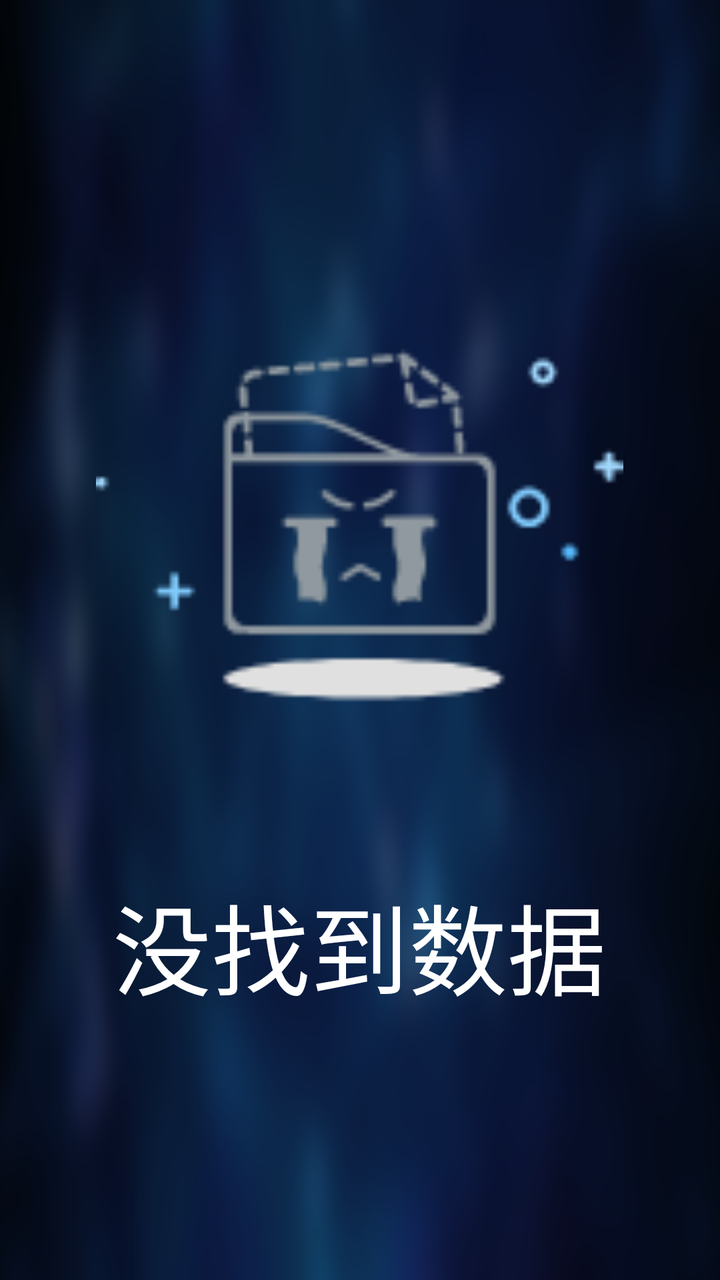
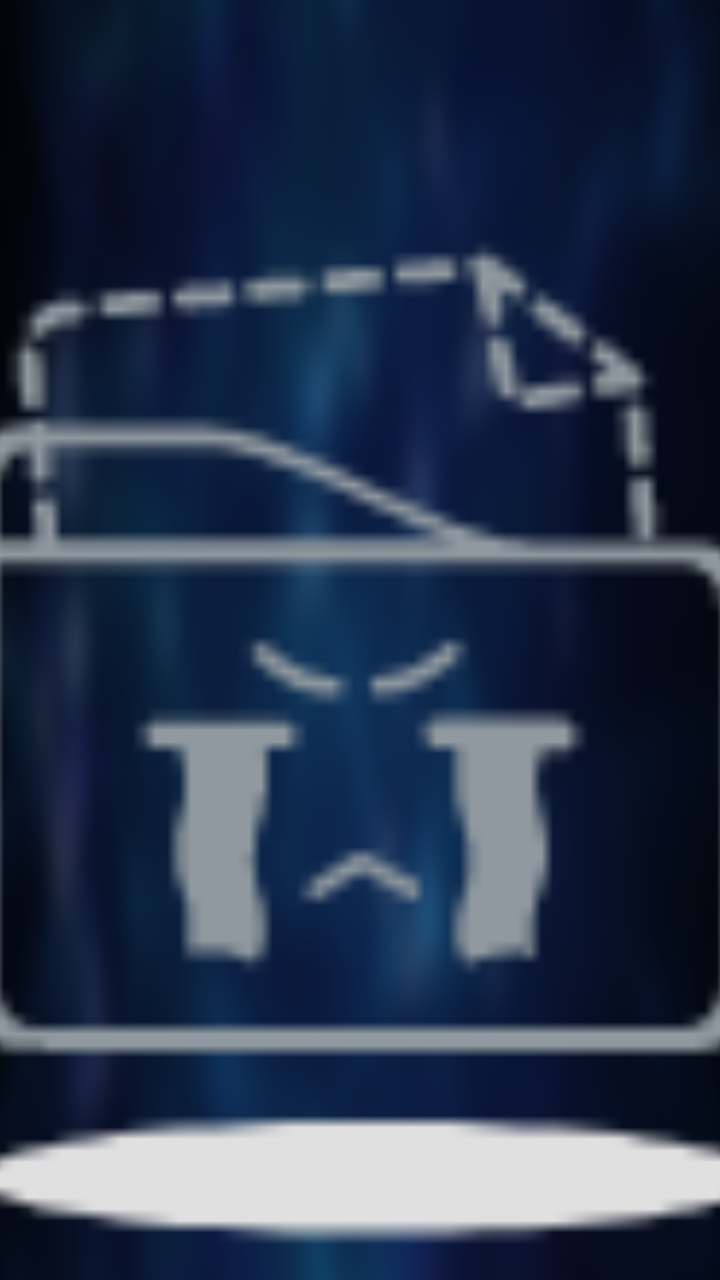

Screens rendered from an Android XML layout before and after an edit, with the pre-edit source and the edit as a unified diff.
<!-- AndroidManifest.xml: application theme AppTheme.NoActionBar -->
<!-- res/layout/empty_layout.xml -->
<?xml version="1.0" encoding="utf-8"?>
<FrameLayout xmlns:android="http://schemas.android.com/apk/res/android"
    android:layout_width="match_parent"
    android:layout_height="match_parent">

    <LinearLayout
        android:layout_width="wrap_content"
        android:layout_height="wrap_content"
        android:layout_gravity="center"
        android:gravity="center_horizontal"
        android:orientation="vertical">

        <ImageView
            android:layout_width="128pt"
            android:layout_height="128pt"
            android:src="@drawable/empty" />

        <TextView
            android:layout_width="wrap_content"
            android:layout_height="wrap_content"
            android:layout_marginTop="20pt"
            android:gravity="center"
            android:text="没找到数据"
            android:textColor="@android:color/white"
            android:textSize="24pt" />
    </LinearLayout>

</FrameLayout>
<!-- resources referenced by this layout -->
<resources>
  <!-- drawable empty: png bitmap (drawable-xhdpi, 3762 bytes) -->
  <style name="AppTheme.NoActionBar">
          <item name="android:windowActionBar">false</item>
          <item name="android:windowNoTitle">true</item>
          <item name="windowActionBar">false</item>
          <item name="android:windowFullscreen">true</item>//全屏即无通知栏
          <item name="android:windowContentOverlay">@null</item>//是否有遮盖
          <item name="windowNoTitle">true</item>
          <item name="android:keepScreenOn">true</item>
          
          <item name="android:windowBackground">@drawable/vod_thumb</item>
      </style>
  <!-- drawable vod_thumb: png bitmap (drawable-xhdpi, 198620 bytes) -->
</resources>

<!-- the commit's change to res/layout/empty_layout.xml (unified diff, before → after) -->
@@ -11,18 +11,18 @@
         android:orientation="vertical">
 
         <ImageView
-            android:layout_width="128pt"
-            android:layout_height="128pt"
+            android:layout_width="128mm"
+            android:layout_height="128mm"
             android:src="@drawable/empty" />
 
         <TextView
             android:layout_width="wrap_content"
             android:layout_height="wrap_content"
-            android:layout_marginTop="20pt"
+            android:layout_marginTop="20mm"
             android:gravity="center"
             android:text="没找到数据"
             android:textColor="@android:color/white"
-            android:textSize="24pt" />
+            android:textSize="24mm" />
     </LinearLayout>
 
 </FrameLayout>
